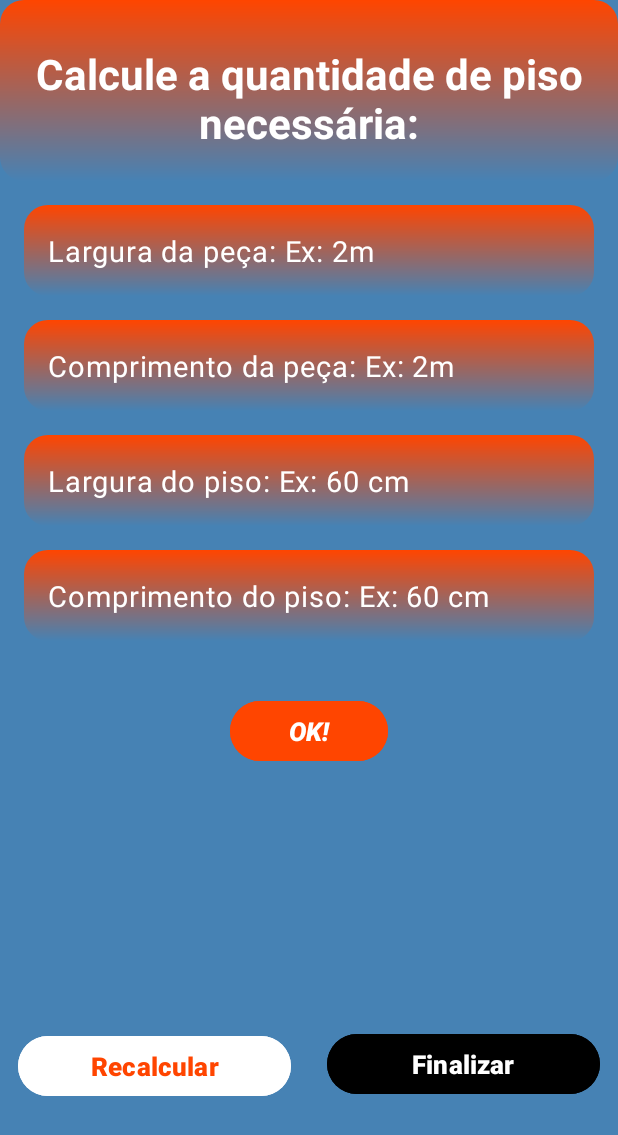
After one commit to Wpompeo/Severino-sWork, an Android app: the Floor screen opened directly, with no data from a screen before it, on a phone screen of 412 x 824 dp. The commit adds this screen. Shown: the top 1135 px of the screen. Run offline under Robolectric (Android 15) with nearby library versions, the phone set to English and light mode, and no system bars.

Commit message:
commit development "floor class, floor xml file"

```diff
--- a/app/src/main/AndroidManifest.xml
+++ b/app/src/main/AndroidManifest.xml
@@ -13,6 +13,12 @@
         android:theme="@style/Theme.SeverinosWork"
         tools:targetApi="31">
         <activity
+            android:name=".Floor"
+            android:exported="false" />
+        <activity
+            android:name=".Construction"
+            android:exported="false" />
+        <activity
             android:name=".ChooseYourOption"
             android:exported="false" />
         <activity
--- a/app/src/main/java/com/example/severinoswork/ChooseYourOption.kt
+++ b/app/src/main/java/com/example/severinoswork/ChooseYourOption.kt
@@ -1,6 +1,8 @@
 package com.example.severinoswork
 
+import android.content.Intent
 import android.os.Bundle
+import android.widget.Button
 import android.widget.RadioButton
 import androidx.activity.enableEdgeToEdge
 import androidx.appcompat.app.AppCompatActivity
@@ -19,7 +21,6 @@ class ChooseYourOption : AppCompatActivity() {
             findViewById(R.id.rb_four),
             findViewById(R.id.rb_five),
             findViewById(R.id.rb_six),
-
         )
 
         for (radioButton in radioButtons) {
@@ -29,7 +30,10 @@ class ChooseYourOption : AppCompatActivity() {
             }
         }
 
-
-
+        val btnInit = findViewById<Button>(R.id.btn_task)
+        btnInit.setOnClickListener{
+            val intent = Intent(this, Floor::class.java)
+            startActivity(intent)
+        }
     }
 }
--- /dev/null
+++ b/app/src/main/java/com/example/severinoswork/Construction.kt
@@ -0,0 +1,20 @@
+package com.example.severinoswork
+
+import android.os.Bundle
+import androidx.activity.enableEdgeToEdge
+import androidx.appcompat.app.AppCompatActivity
+import androidx.core.view.ViewCompat
+import androidx.core.view.WindowInsetsCompat
+
+class Construction : AppCompatActivity() {
+    override fun onCreate(savedInstanceState: Bundle?) {
+        super.onCreate(savedInstanceState)
+        enableEdgeToEdge()
+        setContentView(R.layout.activity_construction)
+        ViewCompat.setOnApplyWindowInsetsListener(findViewById(R.id.main)) { v, insets ->
+            val systemBars = insets.getInsets(WindowInsetsCompat.Type.systemBars())
+            v.setPadding(systemBars.left, systemBars.top, systemBars.right, systemBars.bottom)
+            insets
+        }
+    }
+}
--- /dev/null
+++ b/app/src/main/java/com/example/severinoswork/Floor.kt
@@ -0,0 +1,83 @@
+package com.example.severinoswork
+
+import android.content.Intent
+import android.os.Bundle
+import android.widget.Button
+import android.widget.TextView
+import androidx.activity.enableEdgeToEdge
+import androidx.appcompat.app.AppCompatActivity
+import com.google.android.material.snackbar.Snackbar
+import com.google.android.material.textfield.TextInputEditText
+
+class Floor : AppCompatActivity() {
+    override fun onCreate(savedInstanceState: Bundle?) {
+        super.onCreate(savedInstanceState)
+        enableEdgeToEdge()
+        setContentView(R.layout.activity_floor)
+
+        val edtPieceWidth = findViewById<TextInputEditText>(R.id.edt_piece_width)
+        edtPieceWidth.text?.clear()
+        val edtPieceLength = findViewById<TextInputEditText>(R.id.edt_piece_length)
+        val edtFloorWidth = findViewById<TextInputEditText>(R.id.edt_floor_width)
+        val edtFloorLength = findViewById<TextInputEditText>(R.id.edt_floor_length)
+        val floorTotal = findViewById<TextView>(R.id.textResult)
+        val btnRecalculateFloor = findViewById<Button>(R.id.btn_recalculate_floor)
+        val btnFinishFloor = findViewById<Button>(R.id.btn_finish_floor)
+        val btnCalculateFloor = findViewById<Button>(R.id.btn_calculate_floor)
+
+        btnCalculateFloor.setOnClickListener {
+
+            val pieceWidthStr: String = edtPieceWidth.text.toString()
+            val pieceLengthStr: String = edtPieceLength.text.toString()
+            val floorWidthStr: String = edtFloorWidth.text.toString()
+            val floorLengthStr: String = edtFloorLength.text.toString()
+
+
+            if (pieceWidthStr == "" || pieceLengthStr == "" || floorWidthStr == "" || floorLengthStr == "") {
+                Snackbar.make(
+                    edtPieceWidth,
+                    "Favor preencher todos os campos!",
+                    Snackbar.LENGTH_LONG
+                ).show()
+            } else {
+
+                val pieceWidth = pieceWidthStr.toFloat()
+                val pieceLength = pieceLengthStr.toFloat()
+                val floorWidth = floorWidthStr.toFloat()
+                val floorLength = floorLengthStr.toFloat()
+
+                //calcula qauntidade necessária de piso
+                val pieceMeters = pieceWidth * pieceLength
+                val floorMeters = (floorWidth * floorLength) / 10000
+                val floorQuantity = pieceMeters / floorMeters
+                val reserve = floorQuantity * 0.10
+                val totalFloor = floorQuantity + reserve
+                val squareMeters = totalFloor * floorMeters
+                val squareMetersFormat = ("%.2f".format(squareMeters))
+                val totalFloorFormat = (" Você vai precisar de %.2f" +
+                        "").format(totalFloor) + " unidades de pisos ou $squareMetersFormat m²"
+
+                floorTotal.text = totalFloorFormat
+
+            }
+        }
+
+        btnRecalculateFloor.setOnClickListener {
+            val intent = Intent(this, Floor::class.java)
+            startActivity(intent)
+            floorTotal.text = ""
+            Snackbar.make(btnRecalculateFloor, "Refazer cálculo...", Snackbar.LENGTH_SHORT).show()
+            btnRecalculateFloor.postDelayed({
+                finishAffinity()
+            }, 200)
+        }
+
+        btnFinishFloor.setOnClickListener {
+            Snackbar.make(btnFinishFloor, "Finalizando o aplicativo...", Snackbar.LENGTH_SHORT)
+                .show()
+            btnFinishFloor.postDelayed({
+                finishAffinity()
+            }, 200)
+        }
+    }
+}
--- a/app/src/main/res/drawable/gradient_bg.xml
+++ b/app/src/main/res/drawable/gradient_bg.xml
@@ -1,7 +1,7 @@
 <?xml version="1.0" encoding="utf-8"?>
 <shape xmlns:android="http://schemas.android.com/apk/res/android">
-    <corners android:topLeftRadius="0dp"
-        android:topRightRadius="0dp"
+    <corners android:topLeftRadius="16dp"
+        android:topRightRadius="16dp"
         android:bottomLeftRadius="16dp"
         android:bottomRightRadius="16dp" />
 
--- /dev/null
+++ b/app/src/main/res/layout/activity_construction.xml
@@ -0,0 +1,10 @@
+<?xml version="1.0" encoding="utf-8"?>
+<androidx.constraintlayout.widget.ConstraintLayout xmlns:android="http://schemas.android.com/apk/res/android"
+    xmlns:app="http://schemas.android.com/apk/res-auto"
+    xmlns:tools="http://schemas.android.com/tools"
+    android:id="@+id/main"
+    android:layout_width="match_parent"
+    android:layout_height="match_parent"
+    tools:context=".Construction">
+
+</androidx.constraintlayout.widget.ConstraintLayout>
--- /dev/null
+++ b/app/src/main/res/layout/activity_floor.xml
@@ -0,0 +1,203 @@
+<?xml version="1.0" encoding="utf-8"?>
+<androidx.constraintlayout.widget.ConstraintLayout xmlns:android="http://schemas.android.com/apk/res/android"
+    xmlns:app="http://schemas.android.com/apk/res-auto"
+    xmlns:tools="http://schemas.android.com/tools"
+    android:id="@+id/main"
+    android:layout_width="match_parent"
+    android:layout_height="match_parent"
+    tools:context=".Floor"
+    android:background="@color/Secondary">
+
+
+    <LinearLayout
+        android:id="@+id/linearLayout"
+        android:layout_width="match_parent"
+        android:layout_height="wrap_content"
+        android:background="@drawable/gradient_bg"
+        android:orientation="vertical"
+        app:layout_constraintStart_toEndOf="parent"
+        app:layout_constraintHorizontal_bias="0.0"
+        app:layout_constraintStart_toStartOf="parent"
+        app:layout_constraintTop_toTopOf="parent">
+
+        <TextView
+            android:id="@+id/text_title"
+            android:layout_width="match_parent"
+            android:layout_height="wrap_content"
+            android:layout_marginTop="30dp"
+            android:layout_marginBottom="20dp"
+            android:text="Calcule a quantidade de piso necessária:"
+            android:textAlignment="center"
+            android:textColor="@color/white"
+            android:textSize="28dp"
+            android:textStyle="bold"
+            app:layout_constraintBottom_toBottomOf="parent"
+            app:layout_constraintEnd_toEndOf="parent"
+            app:layout_constraintStart_toStartOf="parent"
+            app:layout_constraintTop_toTopOf="parent" />
+
+    </LinearLayout>
+
+    <com.google.android.material.textfield.TextInputLayout
+        android:id="@+id/til_piece_width"
+        android:layout_width="0dp"
+        android:layout_height="wrap_content"
+        app:hintEnabled="false"
+        android:layout_margin="16dp"
+        app:layout_constraintEnd_toEndOf="parent"
+        app:layout_constraintStart_toStartOf="parent"
+        app:layout_constraintTop_toBottomOf="@+id/linearLayout">
+
+        <com.google.android.material.textfield.TextInputEditText
+            android:id="@+id/edt_piece_width"
+            android:layout_width="match_parent"
+            android:layout_height="wrap_content"
+            android:background="@drawable/gradient_bg"
+            android:hint="Largura da peça: Ex: 2m"
+            android:inputType="numberDecimal"
+            android:maxLength="8"
+            android:textColor="@color/white"
+            android:textColorHint="@color/white"
+            android:textSize="19sp" />
+    </com.google.android.material.textfield.TextInputLayout>
+
+    <com.google.android.material.textfield.TextInputLayout
+        android:id="@+id/til_piece_length"
+        android:layout_width="0dp"
+        android:layout_height="wrap_content"
+        app:hintEnabled="false"
+        android:layout_margin="16dp"
+        app:layout_constraintEnd_toEndOf="parent"
+        app:layout_constraintStart_toStartOf="parent"
+        app:layout_constraintTop_toBottomOf="@+id/til_piece_width">
+
+        <com.google.android.material.textfield.TextInputEditText
+            android:id="@+id/edt_piece_length"
+            android:inputType="numberDecimal"
+            android:maxLength="8"
+            android:layout_width="match_parent"
+            android:layout_height="wrap_content"
+            android:hint="Comprimento da peça: Ex: 2m"
+            android:textColorHint="@color/white"
+            android:textColor="@color/white"
+            android:textSize="19sp"
+            android:background="@drawable/gradient_bg"/>
+    </com.google.android.material.textfield.TextInputLayout>
+
+    <com.google.android.material.textfield.TextInputLayout
+        android:id="@+id/til_floor_width"
+        android:layout_width="0dp"
+        android:layout_height="wrap_content"
+        app:hintEnabled="false"
+        android:layout_margin="16dp"
+        app:layout_constraintEnd_toEndOf="parent"
+        app:layout_constraintStart_toStartOf="parent"
+        app:layout_constraintTop_toBottomOf="@+id/til_piece_length">
+
+        <com.google.android.material.textfield.TextInputEditText
+            android:id="@+id/edt_floor_width"
+            android:inputType="numberDecimal"
+            android:maxLength="8"
+            android:layout_width="match_parent"
+            android:layout_height="wrap_content"
+            android:hint="Largura do piso: Ex: 60 cm"
+            android:textColorHint="@color/white"
+            android:textColor="@color/white"
+            android:textSize="19sp"
+            android:background="@drawable/gradient_bg"/>
+    </com.google.android.material.textfield.TextInputLayout>
+
+    <com.google.android.material.textfield.TextInputLayout
+        android:id="@+id/til_floor_length"
+        android:layout_width="0dp"
+        android:layout_height="wrap_content"
+        app:hintEnabled="false"
+        android:layout_margin="16dp"
+        app:layout_constraintEnd_toEndOf="parent"
+        app:layout_constraintStart_toStartOf="parent"
+        app:layout_constraintTop_toBottomOf="@+id/til_floor_width">
+
+        <com.google.android.material.textfield.TextInputEditText
+            android:id="@+id/edt_floor_length"
+            android:inputType="numberDecimal"
+            android:maxLength="8"
+            android:layout_width="match_parent"
+            android:layout_height="wrap_content"
+            android:hint="Comprimento do piso: Ex: 60 cm"
+            android:textColorHint="@color/white"
+            android:textColor="@color/white"
+            android:textSize="19sp"
+            android:background="@drawable/gradient_bg" />
+    </com.google.android.material.textfield.TextInputLayout>
+
+    <TextView
+        android:id="@+id/textResult"
+        android:layout_width="match_parent"
+        android:layout_height="wrap_content"
+        android:layout_marginStart="16dp"
+        android:layout_marginTop="120dp"
+        android:layout_marginEnd="16dp"
+        android:textAlignment="center"
+        android:textColor="@color/white"
+        android:textSize="24sp"
+        android:textStyle="bold"
+        app:layout_constraintEnd_toEndOf="parent"
+        app:layout_constraintHorizontal_bias="0.0"
+        app:layout_constraintStart_toStartOf="parent"
+        app:layout_constraintTop_toBottomOf="@+id/til_floor_length"
+        tools:text="Resultado:" />
+
+    <androidx.constraintlayout.widget.Guideline
+        android:id="@+id/btn_guide_line_center"
+        android:layout_width="wrap_content"
+        android:layout_height="wrap_content"
+        android:orientation="vertical"
+        app:layout_constraintGuide_percent="0.5" />
+
+    <Button
+        android:id="@+id/btn_recalculate_floor"
+        android:layout_width="0dp"
+        android:layout_height="wrap_content"
+        android:layout_margin="12dp"
+        android:backgroundTint="@color/white"
+        android:text="Recalcular"
+        android:textColor="@color/Primary"
+        android:textSize="17dp"
+        android:textStyle="bold"
+        app:layout_constraintBottom_toBottomOf="parent"
+        app:layout_constraintEnd_toStartOf="@+id/btn_guide_line_center"
+        app:layout_constraintHorizontal_bias="0.64"
+        app:layout_constraintStart_toStartOf="parent"
+        app:layout_constraintTop_toBottomOf="@+id/textResult"
+        app:layout_constraintVertical_bias="0.551" />
+
+    <Button
+        android:id="@+id/btn_finish_floor"
+        android:layout_width="0dp"
+        android:layout_height="wrap_content"
+        android:layout_margin="12dp"
+        android:backgroundTint="@color/black"
+        android:text="Finalizar"
+        android:textSize="17dp"
+        android:textStyle="bold"
+        app:layout_constraintBottom_toBottomOf="parent"
+        app:layout_constraintEnd_toEndOf="parent"
+        app:layout_constraintHorizontal_bias="0.333"
+        app:layout_constraintStart_toStartOf="@+id/btn_guide_line_center"
+        app:layout_constraintTop_toBottomOf="@+id/textResult"
+        app:layout_constraintVertical_bias="0.542" />
+
+    <Button
+        android:id="@+id/btn_calculate_floor"
+        android:layout_width="105dp"
+        android:layout_height="wrap_content"
+        android:backgroundTint="@color/Primary"
+        android:text="OK!"
+        android:textSize="17dp"
+        android:textStyle="italic|bold"
+        app:layout_constraintBottom_toTopOf="@+id/textResult"
+        app:layout_constraintEnd_toEndOf="parent"
+        app:layout_constraintStart_toStartOf="parent"
+        app:layout_constraintTop_toBottomOf="@+id/til_floor_length" />
+
+</androidx.constraintlayout.widget.ConstraintLayout>
```
